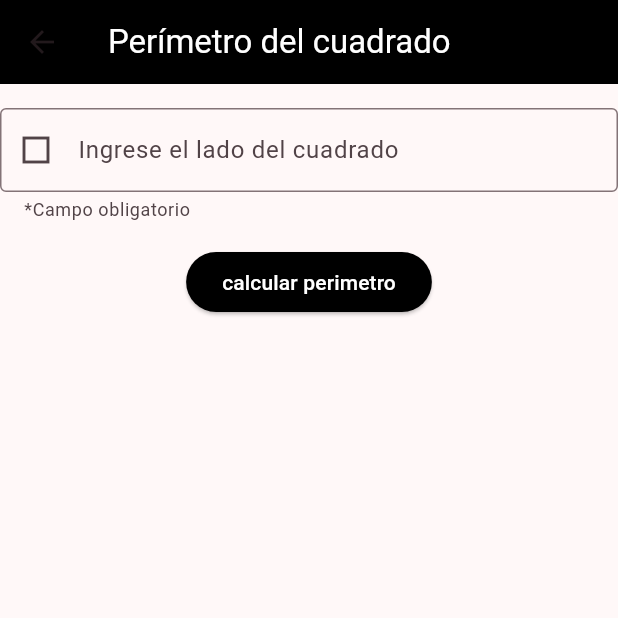
After one commit to camiloarteaga1/lab2, a Flutter app: the screen it shows after launch, after a tap on "Perímetro del ccuadrado", on a phone screen of 412 x 824 dp, the top half of it. The commit adds this screen. Run offline on Flutter 3.47's test engine with Material 3 defaults, Android fonts, the phone set to English and light mode, and no system bars.

Commit message:
desarrollo perimetro del cuadrado

```diff
--- a/lib/screens/home_screen.dart
+++ b/lib/screens/home_screen.dart
@@ -2,6 +2,7 @@ import 'package:flutter/material.dart';
 import 'package:lab1/screens/area_circulo_screen.dart';
 import 'package:lab1/screens/per_circ_screen.dart';
 import 'package:lab1/screens/area_cuadrado_screen.dart';
+import 'package:lab1/screens/per_cuadro_screen.dart';
 import 'package:lab1/screens/per_circ_screen.dart';
 // import 'package:lab1/screens/perimetro_cuadrado_screen.dart';
 // import 'package:lab1/screens/area_triangulo_screen.dart';
@@ -166,6 +167,29 @@ class _HomeScreenState extends State<HomeScreen> {
                     ],
                   ),
                 ),
+                GestureDetector(
+                  onTap: () {
+                    Navigator.push(
+                      context,
+                      MaterialPageRoute(builder: (context) => PerCuadradoScreen()),
+                    );
+                  },
+                  child: const Column(
+                    children: [
+                      Expanded(
+                        child: Image(
+                            height: 200,
+                            width: 200,
+                            image: AssetImage('assets/images/peri_cuadrado.png')
+                        ),
+                      ),
+                      Padding(
+                        padding: EdgeInsets.only(top: 8.0),
+                        child: Text('Perímetro del ccuadrado'),
+                      ),
+                    ],
+                  ),
+                ),
               // // Image 4
               // GestureDetector(
               //   onTap: () {
--- /dev/null
+++ b/lib/screens/per_cuadro_screen.dart
@@ -0,0 +1,110 @@
+import 'package:flutter/material.dart';
+class PerCuadradoScreen extends StatefulWidget {
+  const PerCuadradoScreen({super.key});
+
+  @override
+  State<PerCuadradoScreen> createState() => _CircleAreaPageState();
+}
+
+class _CircleAreaPageState extends State<PerCuadradoScreen> {
+
+  final _lado = TextEditingController();
+  double _perimetro = 0;
+  bool _verification = true;
+  String _mensaje = "";
+
+  void _perimetroDelCuadrado(){
+    setState(() {
+      _dataVerification();
+      if (_verification == true) {
+        _perimetro = double.parse((double.parse(_lado.text) * 4).toStringAsFixed(2));
+        _mensaje = "El perimetro del cuadrado con lado L = ${_lado.text} es ${_perimetro}";
+      }
+      else{_mensaje="";}
+    });
+  }
+
+  void _dataVerification() {
+    setState(() {
+      if (double.tryParse(_lado.text) == null){
+        ScaffoldMessenger.of(context).showSnackBar(
+          SnackBar(
+            content: Text("Ingresar un valor numerico"),
+            backgroundColor: Colors.red,
+          ),
+        );
+        _verification=false;
+      }
+      else if (double.parse(_lado.text) < 0) {
+        ScaffoldMessenger.of(context).showSnackBar(
+          SnackBar(
+            content: Text("Ingresar valores positivos"),
+            backgroundColor: Colors.red,
+
+          ),
+        );
+        _verification=false;
+      }
+      else {
+        _verification=true;
+      }
+    });
+
+  }
+
+  @override
+  Widget build(BuildContext context) {
+    return Scaffold(
+      body: Column(
+        children: <Widget> [
+          AppBar(
+            title: FittedBox(
+              fit: BoxFit.scaleDown, // Se ajusta al tamaño disponible sin sobrepasar el límite
+              child: Text(
+                "Perímetro del cuadrado",
+                style: TextStyle(color: Colors.white),
+              ),
+            ),
+            backgroundColor: Colors.black,
+            shadowColor: Colors.blue,
+          ),
+          SizedBox(
+            height: 16,
+          ),
+          TextFormField(
+            controller: _lado,
+            decoration: const InputDecoration(
+                border: OutlineInputBorder(),
+                labelText: "Ingrese el lado del cuadrado",
+                helperText: "*Campo obligatorio",
+                prefixIcon: Icon(Icons.square_outlined)),
+            keyboardType: TextInputType.number,
+          ),
+          SizedBox(
+            height: 16,
+          ),
+          ElevatedButton(
+            onPressed: () {
+              _perimetroDelCuadrado();
+            },
+            style: ElevatedButton.styleFrom(
+              backgroundColor: Colors.black, // Fondo negro
+              foregroundColor: Colors.white, // Texto blanco
+            ),
+            child: Text('calcular perimetro'),
+          ),
+          SizedBox(
+            height: 16,
+          ),
+          Text(
+              _mensaje
+          ),
+          SizedBox(
+            height: 16,
+          ),
+        ],
+
+      ),
+    );
+  }
+}
```
Also changed, not shown: assets/images/peri_cuadrado.png (added), 67 other files.
